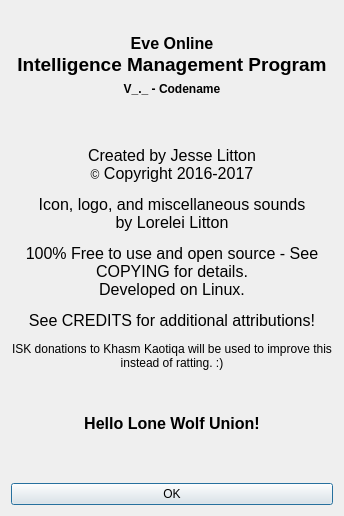
First picture: the form in src/info.ui, repository 3vi1/IMP, before the edit.
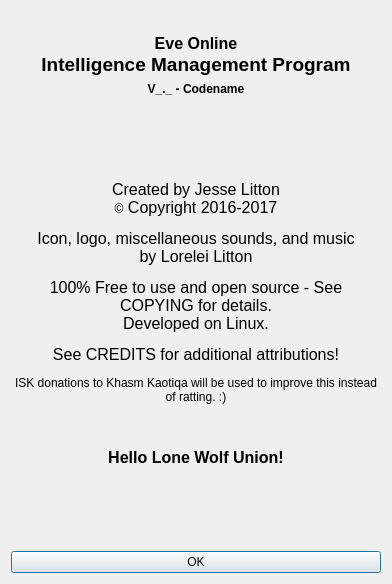
Second picture: the form after the edit. Icons and pictures are not drawn.

Commit message: Additional sound effects, gitignore update, and minor tweaks.

```diff
--- a/src/info.ui
+++ b/src/info.ui
@@ -9,8 +9,8 @@
    <rect>
     <x>0</x>
     <y>0</y>
-    <width>344</width>
-    <height>516</height>
+    <width>392</width>
+    <height>584</height>
    </rect>
   </property>
   <property name="windowTitle">
@@ -129,7 +129,7 @@
       </sizepolicy>
      </property>
      <property name="text">
-      <string>&lt;html&gt;&lt;head/&gt;&lt;body&gt;&lt;p align=&quot;center&quot;&gt;&lt;span style=&quot; font-size:12pt;&quot;&gt;Created by Jesse Litton&lt;br/&gt;&lt;/span&gt;©&lt;span style=&quot; font-size:12pt;&quot;&gt; Copyright 2016-2017&lt;/span&gt;&lt;/p&gt;&lt;p align=&quot;center&quot;&gt;&lt;span style=&quot; font-size:12pt;&quot;&gt;Icon, logo, and miscellaneous sounds&lt;br/&gt;by Lorelei Litton&lt;/span&gt;&lt;/p&gt;&lt;p align=&quot;center&quot;&gt;&lt;span style=&quot; font-size:12pt;&quot;&gt;100% Free to use and open source - See COPYING for details.&lt;br/&gt;Developed on Linux.&lt;/span&gt;&lt;/p&gt;&lt;p align=&quot;center&quot;&gt;&lt;span style=&quot; font-size:12pt;&quot;&gt;See CREDITS for additional attributions!&lt;/span&gt;&lt;/p&gt;&lt;p align=&quot;center&quot;&gt;&lt;span style=&quot; font-size:9pt;&quot;&gt;ISK donations to Khasm Kaotiqa will be used to improve this instead of ratting. :)&lt;/span&gt;&lt;/p&gt;&lt;p align=&quot;center&quot;&gt;&lt;img src=&quot;:/graphics/impicon.png&quot; width=&quot;42&quot; height=&quot;42&quot;/&gt;&lt;span style=&quot; font-size:9pt;&quot;&gt;&lt;br/&gt;&lt;/span&gt;&lt;span style=&quot; font-size:12pt;&quot;&gt;&lt;br/&gt;&lt;/span&gt;&lt;span style=&quot; font-size:12pt; font-weight:600;&quot;&gt;Hello Lone Wolf Union!&lt;/span&gt;&lt;/p&gt;&lt;/body&gt;&lt;/html&gt;</string>
+      <string>&lt;html&gt;&lt;head/&gt;&lt;body&gt;&lt;p align=&quot;center&quot;&gt;&lt;span style=&quot; font-size:12pt;&quot;&gt;Created by Jesse Litton&lt;br/&gt;&lt;/span&gt;©&lt;span style=&quot; font-size:12pt;&quot;&gt; Copyright 2016-2017&lt;/span&gt;&lt;/p&gt;&lt;p align=&quot;center&quot;&gt;&lt;span style=&quot; font-size:12pt;&quot;&gt;Icon, logo, miscellaneous sounds, and music&lt;br/&gt;by Lorelei Litton&lt;/span&gt;&lt;/p&gt;&lt;p align=&quot;center&quot;&gt;&lt;span style=&quot; font-size:12pt;&quot;&gt;100% Free to use and open source - See COPYING for details.&lt;br/&gt;Developed on Linux.&lt;/span&gt;&lt;/p&gt;&lt;p align=&quot;center&quot;&gt;&lt;span style=&quot; font-size:12pt;&quot;&gt;See CREDITS for additional attributions!&lt;/span&gt;&lt;/p&gt;&lt;p align=&quot;center&quot;&gt;&lt;span style=&quot; font-size:9pt;&quot;&gt;ISK donations to Khasm Kaotiqa will be used to improve this instead of ratting. :)&lt;/span&gt;&lt;/p&gt;&lt;p align=&quot;center&quot;&gt;&lt;img src=&quot;:/graphics/impicon.png&quot; width=&quot;42&quot; height=&quot;42&quot;/&gt;&lt;span style=&quot; font-size:9pt;&quot;&gt;&lt;br/&gt;&lt;/span&gt;&lt;span style=&quot; font-size:12pt;&quot;&gt;&lt;br/&gt;&lt;/span&gt;&lt;span style=&quot; font-size:12pt; font-weight:600;&quot;&gt;Hello Lone Wolf Union!&lt;/span&gt;&lt;/p&gt;&lt;/body&gt;&lt;/html&gt;</string>
      </property>
      <property name="wordWrap">
       <bool>true</bool>
```
The commit also changes 4 other files.
